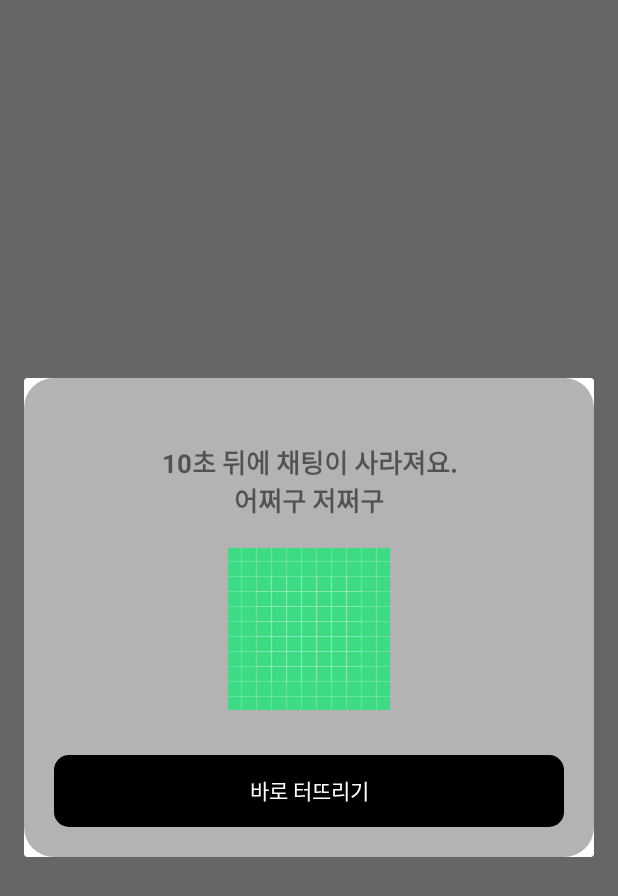
After one commit to 34th-SOPT-SOPKATHON-2/Android, an Android app: the fragment SendChatDialogFragment shown on its own in the app's theme, on a phone screen of 412 x 824 dp. The commit adds this screen. Shown: the top 896 px of the screen. Run offline under Robolectric (Android 15) with nearby library versions, the phone set to English and light mode, and no system bars; our stand-ins replace data binding.

Commit message:
[design] 다이얼로그 UI 구현

```diff
--- /dev/null
+++ b/app/src/main/java/com/sopt/now/sopkathon/android/ui/common/base/BaseDialog.kt
@@ -0,0 +1,34 @@
+package com.sopt.now.sopkathon.android.ui.common.base
+
+import android.os.Bundle
+import android.view.LayoutInflater
+import android.view.View
+import android.view.ViewGroup
+import androidx.annotation.LayoutRes
+import androidx.databinding.DataBindingUtil
+import androidx.databinding.ViewDataBinding
+import androidx.fragment.app.DialogFragment
+
+abstract class BaseDialog<T : ViewDataBinding>(
+    @LayoutRes private val layoutRes: Int,
+) : DialogFragment() {
+
+    private var _binding: T? = null
+    protected val binding: T
+        get() = requireNotNull(_binding) { "binding object is not initialized" }
+
+    override fun onCreateView(
+        inflater: LayoutInflater,
+        container: ViewGroup?,
+        savedInstanceState: Bundle?,
+    ): View? {
+        _binding = DataBindingUtil.inflate(inflater, layoutRes, container, false)
+        binding.lifecycleOwner = viewLifecycleOwner
+        return binding.root
+    }
+
+    override fun onDestroyView() {
+        super.onDestroyView()
+        _binding = null
+    }
+}
--- /dev/null
+++ b/app/src/main/java/com/sopt/now/sopkathon/android/ui/sendchat/SendChatDialogFragment.kt
@@ -0,0 +1,36 @@
+package com.sopt.now.sopkathon.android.ui.sendchat
+
+import android.os.Bundle
+import android.view.View
+import android.view.WindowManager
+import com.sopt.now.sopkathon.android.R
+import com.sopt.now.sopkathon.android.databinding.FragmentSendChatDialogBinding
+import com.sopt.now.sopkathon.android.ui.common.base.BaseDialog
+
+class SendChatDialogFragment :
+    BaseDialog<FragmentSendChatDialogBinding>(R.layout.fragment_send_chat_dialog) {
+
+    override fun onViewCreated(view: View, savedInstanceState: Bundle?) {
+        super.onViewCreated(view, savedInstanceState)
+
+        initDeleteBtnClickListener()
+    }
+
+    override fun onStart() {
+        super.onStart()
+        dialog?.window?.apply {
+            setLayout(
+                WindowManager.LayoutParams.MATCH_PARENT,
+                WindowManager.LayoutParams.WRAP_CONTENT,
+            )
+        }
+    }
+
+    private fun initDeleteBtnClickListener() {
+        binding.btnSendDelete.setOnClickListener {
+            dismiss()
+        }
+    }
+
+
+}
--- a/app/src/main/java/com/sopt/now/sopkathon/android/ui/sendchat/SendChatFragment.kt
+++ b/app/src/main/java/com/sopt/now/sopkathon/android/ui/sendchat/SendChatFragment.kt
@@ -20,6 +20,5 @@ class SendChatFragment :
     private fun getNickname(){
         val args : ChatListFragmentArgs by navArgs()
 
-
     }
 }
--- /dev/null
+++ b/app/src/main/res/drawable/shape_send_chat_btn_10.xml
@@ -0,0 +1,5 @@
+<?xml version="1.0" encoding="utf-8"?>
+<shape xmlns:android="http://schemas.android.com/apk/res/android"
+    android:shape="rectangle">
+    <corners android:radius="10dp" />
+</shape>
--- /dev/null
+++ b/app/src/main/res/drawable/shape_send_chat_btn_20.xml
@@ -0,0 +1,5 @@
+<?xml version="1.0" encoding="utf-8"?>
+<shape xmlns:android="http://schemas.android.com/apk/res/android"
+    android:shape="rectangle">
+    <corners android:radius="20dp" />
+</shape>
--- /dev/null
+++ b/app/src/main/res/layout/fragment_send_chat_dialog.xml
@@ -0,0 +1,50 @@
+<?xml version="1.0" encoding="utf-8"?>
+<layout>
+
+    <androidx.constraintlayout.widget.ConstraintLayout xmlns:android="http://schemas.android.com/apk/res/android"
+        xmlns:app="http://schemas.android.com/apk/res-auto"
+        android:layout_width="match_parent"
+        android:layout_height="wrap_content"
+        android:background="@drawable/shape_send_chat_btn_20"
+        android:backgroundTint="#B3B3B3"
+        android:paddingBottom="20dp">
+
+        <TextView
+            android:id="@+id/tv_send_title"
+            android:layout_width="wrap_content"
+            android:layout_height="wrap_content"
+            android:layout_marginTop="43dp"
+            android:gravity="center"
+            android:text="10초 뒤에 채팅이 사라져요.\n어쩌구 저쩌구"
+            android:textSize="17sp"
+            android:textStyle="bold"
+            app:layout_constraintEnd_toEndOf="parent"
+            app:layout_constraintStart_toStartOf="parent"
+            app:layout_constraintTop_toTopOf="parent" />
+
+        <com.google.android.material.imageview.ShapeableImageView
+            android:id="@+id/img_send_main"
+            android:layout_width="wrap_content"
+            android:layout_height="wrap_content"
+            android:layout_marginTop="19dp"
+            android:src="@drawable/ic_launcher_background"
+            app:layout_constraintEnd_toEndOf="parent"
+            app:layout_constraintStart_toStartOf="parent"
+            app:layout_constraintTop_toBottomOf="@id/tv_send_title" />
+
+        <androidx.appcompat.widget.AppCompatButton
+            android:id="@+id/btn_send_delete"
+            android:layout_width="0dp"
+            android:layout_height="wrap_content"
+            android:layout_marginHorizontal="20dp"
+            android:layout_marginTop="30dp"
+            android:background="@drawable/shape_send_chat_btn_10"
+            android:backgroundTint="@color/black"
+            android:text="바로 터뜨리기"
+            android:textColor="@color/white"
+            app:layout_constraintEnd_toEndOf="parent"
+            app:layout_constraintStart_toStartOf="parent"
+            app:layout_constraintTop_toBottomOf="@id/img_send_main" />
+
+    </androidx.constraintlayout.widget.ConstraintLayout>
+</layout>
```
